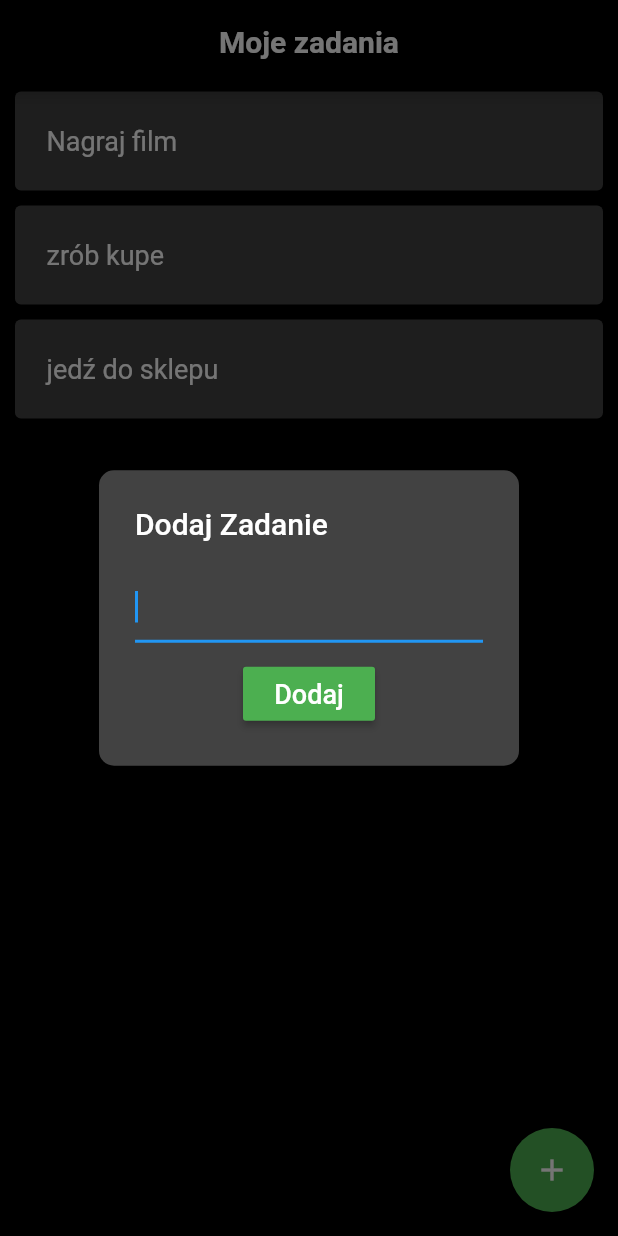
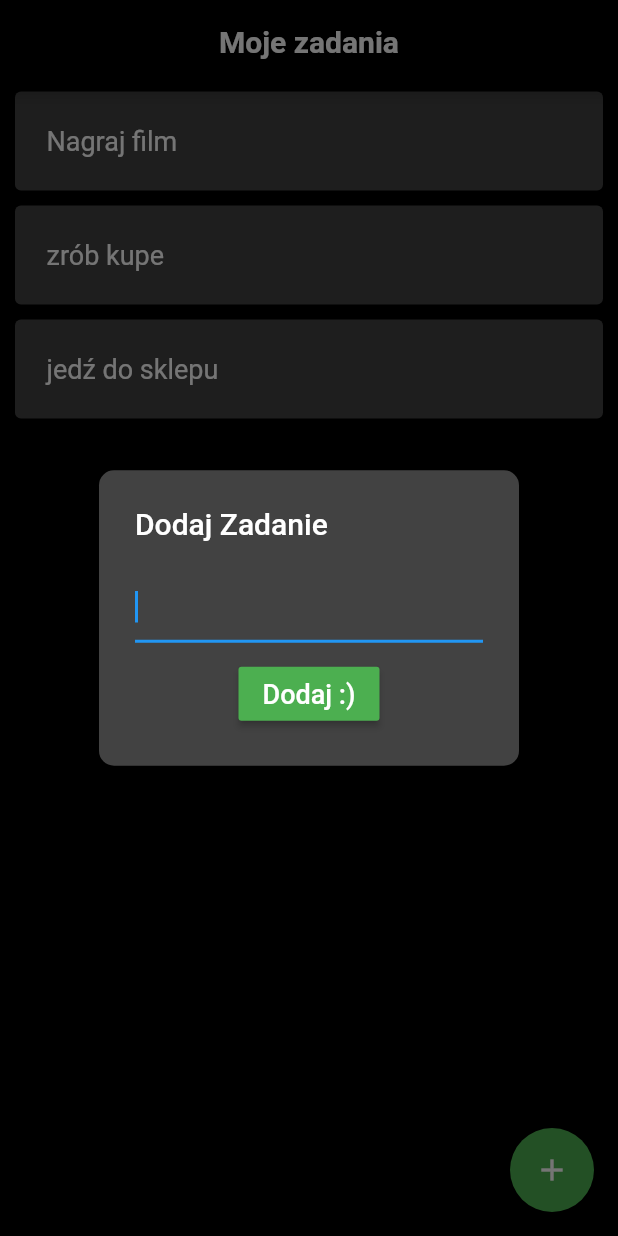
Before and after one commit to MichalWolanin/ToDoList, a Flutter app: the screen it shows after launch, after a tap on the "add" icon, on a phone screen of 412 x 824 dp. Run offline on Flutter 3.47's test engine with Material 2 defaults, Android fonts, the phone set to English and light mode, and no system bars; Roboto replaces fonts that are missing (Ralewa, Raleway).

Commit message:
nazwa przycisku

```diff
--- a/lib/todoui.dart
+++ b/lib/todoui.dart
@@ -43,7 +43,7 @@ class _todouiState extends State<todoui> {
                     },
                         color: Colors.green,
                     child: Text(
-                      "Dodaj",
+                      "Dodaj :)",
                       style: TextStyle(
                         fontSize: 18.0,
                         fontFamily: "Raleway",
```
